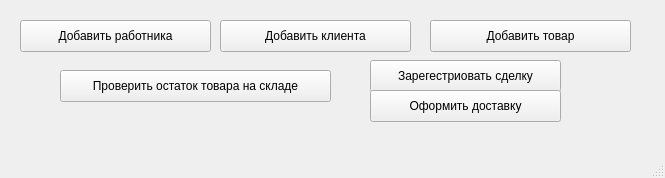
Qt form main_screen.ui (FIIckSesh/MRP) before a commit.
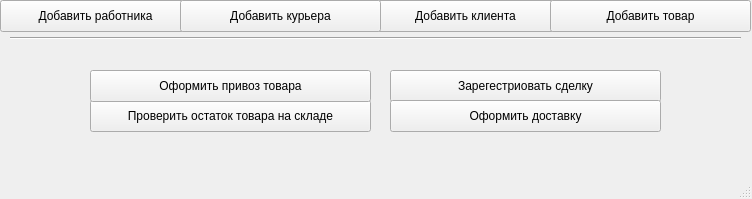
The same form after that commit.

Patch:
```diff
--- a/main_screen.ui
+++ b/main_screen.ui
@@ -6,8 +6,8 @@
    <rect>
     <x>0</x>
     <y>0</y>
-    <width>665</width>
-    <height>178</height>
+    <width>752</width>
+    <height>199</height>
    </rect>
   </property>
   <property name="windowTitle">
@@ -17,8 +17,8 @@
    <widget class="QPushButton" name="addWorkerButton">
     <property name="geometry">
      <rect>
-      <x>20</x>
-      <y>20</y>
+      <x>0</x>
+      <y>0</y>
       <width>191</width>
       <height>32</height>
      </rect>
@@ -30,9 +30,9 @@
    <widget class="QPushButton" name="pushButton_2">
     <property name="geometry">
      <rect>
-      <x>370</x>
-      <y>60</y>
-      <width>191</width>
+      <x>390</x>
+      <y>70</y>
+      <width>271</width>
       <height>32</height>
      </rect>
     </property>
@@ -43,8 +43,8 @@
    <widget class="QPushButton" name="addClientButton">
     <property name="geometry">
      <rect>
-      <x>220</x>
-      <y>20</y>
+      <x>370</x>
+      <y>0</y>
       <width>191</width>
       <height>32</height>
      </rect>
@@ -56,9 +56,9 @@
    <widget class="QPushButton" name="pushButton_4">
     <property name="geometry">
      <rect>
-      <x>370</x>
-      <y>90</y>
-      <width>191</width>
+      <x>390</x>
+      <y>100</y>
+      <width>271</width>
       <height>32</height>
      </rect>
     </property>
@@ -69,22 +69,22 @@
    <widget class="QPushButton" name="pushButton_5">
     <property name="geometry">
      <rect>
-      <x>430</x>
-      <y>20</y>
+      <x>180</x>
+      <y>0</y>
       <width>201</width>
       <height>32</height>
      </rect>
     </property>
     <property name="text">
-     <string>Добавить товар</string>
+     <string>Добавить курьера</string>
     </property>
    </widget>
    <widget class="QPushButton" name="pushButton_6">
     <property name="geometry">
      <rect>
-      <x>60</x>
-      <y>70</y>
-      <width>271</width>
+      <x>90</x>
+      <y>100</y>
+      <width>281</width>
       <height>32</height>
      </rect>
     </property>
@@ -92,6 +92,45 @@
      <string>Проверить остаток товара на складе</string>
     </property>
    </widget>
+   <widget class="QPushButton" name="pushButton_7">
+    <property name="geometry">
+     <rect>
+      <x>90</x>
+      <y>70</y>
+      <width>281</width>
+      <height>32</height>
+     </rect>
+    </property>
+    <property name="text">
+     <string>Оформить привоз товара</string>
+    </property>
+   </widget>
+   <widget class="QPushButton" name="pushButton_8">
+    <property name="geometry">
+     <rect>
+      <x>550</x>
+      <y>0</y>
+      <width>201</width>
+      <height>32</height>
+     </rect>
+    </property>
+    <property name="text">
+     <string>Добавить товар</string>
+    </property>
+   </widget>
+   <widget class="Line" name="line">
+    <property name="geometry">
+     <rect>
+      <x>10</x>
+      <y>30</y>
+      <width>731</width>
+      <height>16</height>
+     </rect>
+    </property>
+    <property name="orientation">
+     <enum>Qt::Horizontal</enum>
+    </property>
+   </widget>
   </widget>
   <widget class="QMenuBar" name="menubar">
    <property name="geometry">
```
Left out of the diff: 2 changed lines with no effect on the pictures.
